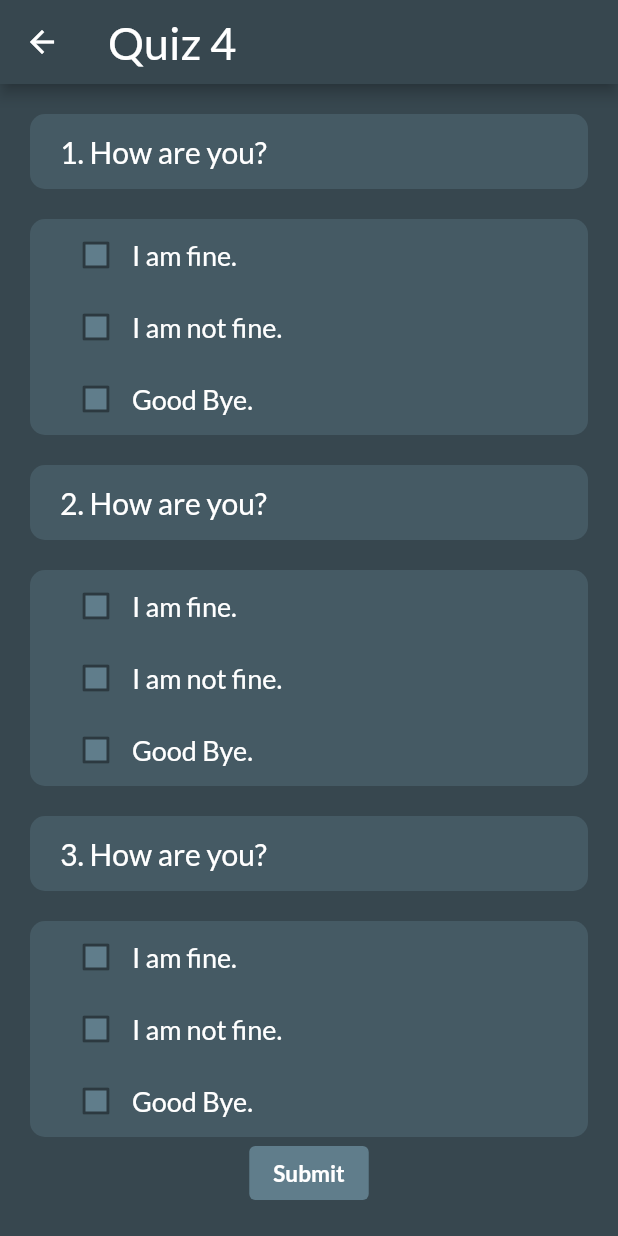
After one commit to cheahyla0/class_assessment_app, a Flutter app: the Quizzes screen opened directly, after a tap on "Quiz 4", on a phone screen of 412 x 824 dp. The commit adds this screen. Run offline on Flutter 3.47's test engine with Material 2 defaults, Android fonts, the phone set to English and light mode, and no system bars; our stand-ins replace firebase_core, google_fonts; accounts and stored records are empty; network calls fail.

Commit message:
quiz done

```diff
--- a/lib/pages/home_page.dart
+++ b/lib/pages/home_page.dart
@@ -1,5 +1,6 @@
 import 'package:class_assessment_app/pages/about_us.dart';
 import 'package:class_assessment_app/pages/dashboard.dart';
+import 'package:class_assessment_app/pages/profile.dart';
 import 'package:flutter/material.dart';
 
 class MyHomePage extends StatefulWidget {
@@ -15,7 +16,7 @@ class _MyHomePageState extends State<MyHomePage> {
   final List _screens = [
     const AboutUs(),
     Dashboard(),
-    const Text('Index 2: School'),
+    Profile(),
   ];
 
   void _selectScreen(int index) {
--- /dev/null
+++ b/lib/pages/profile.dart
@@ -0,0 +1,25 @@
+import 'package:flutter/material.dart';
+import '../widgets/lesson.dart';
+
+class Profile extends StatefulWidget {
+  _ProfileState createState() => _ProfileState();
+}
+
+class _ProfileState extends State<Profile> {
+  @override
+  Widget build(BuildContext context) {
+    return Column(
+      children: <Widget>[
+        Container(
+          color: Colors.blueGrey[700],
+          width: double.infinity,
+          child: Column(
+            crossAxisAlignment: CrossAxisAlignment.start,
+            mainAxisAlignment: MainAxisAlignment.center,
+            children: <Widget>[Text('profile')],
+          ),
+        ),
+      ],
+    );
+  }
+}
--- /dev/null
+++ b/lib/pages/quizz.dart
@@ -0,0 +1,56 @@
+import 'package:flutter/material.dart';
+import 'package:class_assessment_app/widgets/quiz.dart';
+import 'package:class_assessment_app/widgets/question.dart';
+
+class Quizz extends StatefulWidget {
+  final String numberNo;
+  const Quizz({super.key, required this.numberNo});
+
+  @override
+  State<Quizz> createState() => _QuizzState();
+}
+
+class _QuizzState extends State<Quizz> {
+  @override
+  Widget build(BuildContext context) {
+    return Scaffold(
+      appBar: AppBar(
+        title: Text(
+          'Quiz ${widget.numberNo}',
+          style: const TextStyle(fontSize: 30),
+        ),
+        backgroundColor: Colors.blueGrey[800],
+      ),
+      body: Column(
+        children: <Widget>[
+          const Question(
+            question: '1. How are you?',
+            answers: ['I am fine.', 'I am not fine.', 'Good Bye.'],
+          ),
+          const Question(
+            question: '2. How are you?',
+            answers: ['I am fine.', 'I am not fine.', 'Good Bye.'],
+          ),
+          const Question(
+            question: '3. How are you?',
+            answers: ['I am fine.', 'I am not fine.', 'Good Bye.'],
+          ),
+          ElevatedButton(
+            style: ButtonStyle(
+              backgroundColor: MaterialStateProperty.all(Colors.blueGrey[500]),
+            ),
+            child: const Text(
+              'Submit',
+              style: TextStyle(
+                color: Colors.white,
+                fontSize: 15,
+                fontWeight: FontWeight.bold,
+              ),
+            ),
+            onPressed: null,
+          )
+        ],
+      ),
+    );
+  }
+}
--- a/lib/pages/quizzes.dart
+++ b/lib/pages/quizzes.dart
@@ -22,12 +22,12 @@ class _QuizzesState extends State<Quizzes> {
             mainAxisAlignment: MainAxisAlignment.center,
             children: <Widget>[
               Row(children: const <Widget>[
-                Quiz(color: Colors.green, title: "Math 101"),
-                Quiz(color: Colors.blue, title: "Math 102"),
+                Quiz(color: Colors.green, title: "Quiz 1"),
+                Quiz(color: Colors.blue, title: "Quiz 2"),
               ]),
               Row(children: const <Widget>[
-                Quiz(color: Colors.red, title: "Math 103"),
-                Quiz(color: Colors.purple, title: "Math 104"),
+                Quiz(color: Colors.red, title: "Quiz 3"),
+                Quiz(color: Colors.purple, title: "Quiz 4"),
               ]),
             ],
           ),
--- /dev/null
+++ b/lib/widgets/answer.dart
@@ -0,0 +1,52 @@
+import 'package:flutter/material.dart';
+
+class Answer extends StatefulWidget {
+  final String answer;
+  const Answer({super.key, required this.answer});
+
+  @override
+  State<Answer> createState() => _AnswerState();
+}
+
+class _AnswerState extends State<Answer> {
+  bool isChecked = false;
+  Color getColor(Set<MaterialState> states) {
+    const Set<MaterialState> interactiveStates = <MaterialState>{
+      MaterialState.pressed,
+      MaterialState.hovered,
+      MaterialState.focused,
+    };
+    if (states.any(interactiveStates.contains)) {
+      return Colors.blue;
+    }
+    return Colors.blueGrey;
+  }
+
+  @override
+  Widget build(BuildContext context) {
+    return Padding(
+      padding: const EdgeInsets.only(left: 20),
+      child: Row(
+        children: [
+          Checkbox(
+            checkColor: Colors.white,
+            fillColor: MaterialStateColor.resolveWith(getColor),
+            value: isChecked,
+            onChanged: (bool? value) {
+              setState(() {
+                isChecked = value!;
+              });
+            },
+          ),
+          Text(
+            widget.answer,
+            style: TextStyle(
+              color: Colors.white,
+              fontSize: 18,
+            ),
+          ),
+        ],
+      ),
+    );
+  }
+}
--- /dev/null
+++ b/lib/widgets/question.dart
@@ -0,0 +1,59 @@
+import 'package:flutter/material.dart';
+import 'answer.dart';
+
+class Question extends StatefulWidget {
+  final String question;
+  final List<String> answers;
+
+  const Question({super.key, required this.question, required this.answers});
+
+  @override
+  State<Question> createState() => _QuestionState();
+}
+
+class _QuestionState extends State<Question> {
+  @override
+  Widget build(BuildContext context) {
+    return Column(
+      children: <Widget>[
+        Container(
+          decoration: BoxDecoration(
+            color: Colors.blueGrey[700],
+            borderRadius: BorderRadius.circular(10),
+          ),
+          width: double.infinity,
+          height: 50,
+          margin: EdgeInsets.only(top: 20, left: 20, right: 20),
+          child: Column(
+            crossAxisAlignment: CrossAxisAlignment.start,
+            mainAxisAlignment: MainAxisAlignment.center,
+            children: <Widget>[
+              Padding(
+                padding: const EdgeInsets.only(left: 20),
+                child: Text(
+                  widget.question,
+                  style: TextStyle(color: Colors.white, fontSize: 20),
+                ),
+              ),
+            ],
+          ),
+        ),
+        Container(
+          decoration: BoxDecoration(
+            color: Colors.blueGrey[700],
+            borderRadius: BorderRadius.circular(10),
+          ),
+          width: double.infinity,
+          margin: EdgeInsets.only(top: 20, left: 20, right: 20),
+          child: Column(
+            crossAxisAlignment: CrossAxisAlignment.start,
+            mainAxisAlignment: MainAxisAlignment.center,
+            children: <Widget>[
+              for (final answer in widget.answers) Answer(answer: answer),
+            ],
+          ),
+        ),
+      ],
+    );
+  }
+}
--- a/lib/widgets/quiz.dart
+++ b/lib/widgets/quiz.dart
@@ -1,4 +1,4 @@
-import 'package:class_assessment_app/pages/quizzes.dart';
+import 'package:class_assessment_app/pages/quizz.dart';
 import 'package:flutter/material.dart';
 
 class Quiz extends StatelessWidget {
@@ -7,14 +7,21 @@ class Quiz extends StatelessWidget {
 
   const Quiz({super.key, required this.color, required this.title});
 
-  void _changePage(BuildContext context) {
-    print('yes');
+  void _changePage(BuildContext context, String title) {
+    Navigator.push(
+      context,
+      MaterialPageRoute<void>(
+        builder: (BuildContext context) => Quizz(
+          numberNo: title.split(' ')[title.split(' ').length - 1],
+        ),
+      ),
+    );
   }
 
   @override
   Widget build(BuildContext context) {
     return InkWell(
-      onTap: () => {_changePage(context)},
+      onTap: () => {_changePage(context, title)},
       child: Padding(
         padding: const EdgeInsets.only(top: 20, left: 40),
         child: Container(
```
Also changed, not shown: lib/pages/about_us.dart (line endings or trailing spaces).
